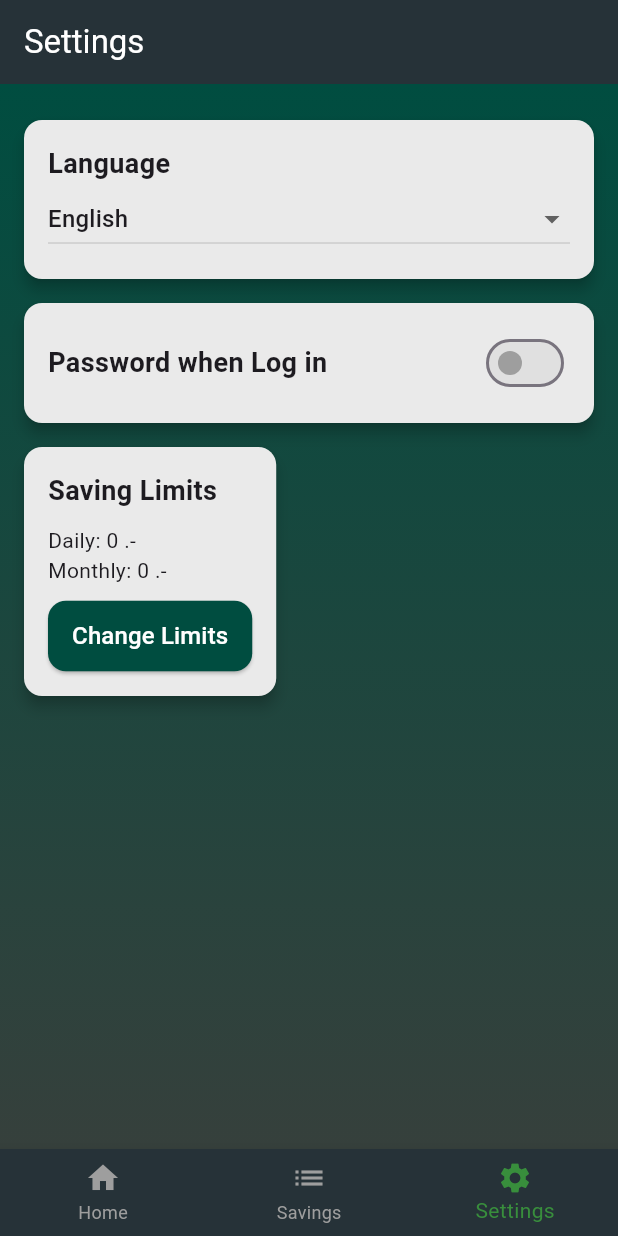
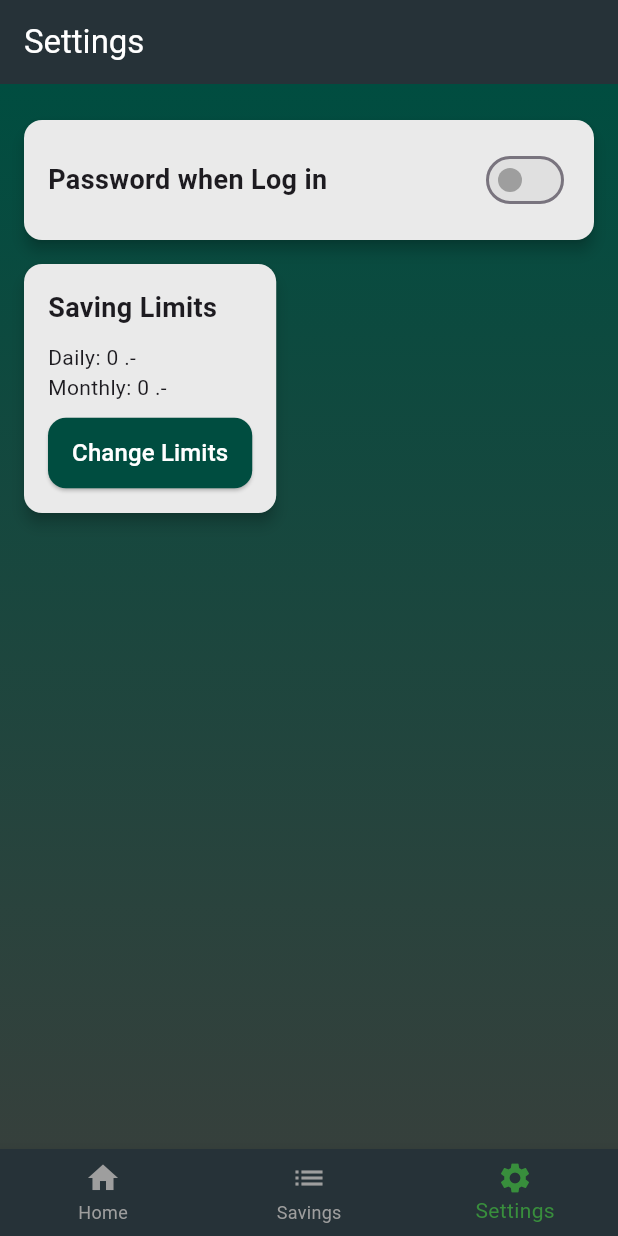
Before and after one commit to ymeichtry/PocketPlan, a Flutter app: the screen it shows after launch, item 3 of the bottom bar chosen, on a phone screen of 412 x 824 dp. Run offline on Flutter 3.47's test engine with Material 3 defaults, Android fonts, the phone set to English and light mode, and no system bars; our stand-ins replace fl_chart, local_auth, shared_preferences, vibration.

Commit message:
deleted select Language section

```diff
--- a/lib/settings_page.dart
+++ b/lib/settings_page.dart
@@ -8,7 +8,6 @@ class SettingsPage extends StatefulWidget {
 }
 
 class _SettingsPageState extends State<SettingsPage> {
-  String _selectedLanguage = "English";
   bool _requirePassword = false;
   String _autoSaveFrequency = "Daily";
   TextEditingController _autoSaveAmountController = TextEditingController(text: "0");
@@ -25,7 +24,6 @@ class _SettingsPageState extends State<SettingsPage> {
   Future<void> _loadSettings() async {
     SharedPreferences prefs = await SharedPreferences.getInstance();
     setState(() {
-      _selectedLanguage = prefs.getString("selectedLanguage") ?? "English";
       _requirePassword = prefs.getBool("requirePassword") ?? false;
       _autoSaveFrequency = prefs.getString("autoSaveFrequency") ?? "Daily";
       _autoSaveAmountController.text = (prefs.getInt("autoSaveAmount") ?? 0).toString();
@@ -36,7 +34,6 @@ class _SettingsPageState extends State<SettingsPage> {
 
   Future<void> _saveSettings() async {
     SharedPreferences prefs = await SharedPreferences.getInstance();
-    await prefs.setString("selectedLanguage", _selectedLanguage);
     await prefs.setBool("requirePassword", _requirePassword);
     await prefs.setString("autoSaveFrequency", _autoSaveFrequency);
     await prefs.setInt("autoSaveAmount", int.tryParse(_autoSaveAmountController.text) ?? 0);
@@ -203,34 +200,6 @@ Widget build(BuildContext context) {
           child: Column(
             crossAxisAlignment: CrossAxisAlignment.start,
             children: [
-              Card(
-                elevation: 4,
-                shape: RoundedRectangleBorder(borderRadius: BorderRadius.circular(12)),
-                margin: const EdgeInsets.symmetric(vertical: 8),
-                color: Color(0xFFEAEAEA),
-                child: Padding(
-                  padding: const EdgeInsets.all(16.0),
-                  child: Column(
-                    crossAxisAlignment: CrossAxisAlignment.start,
-                    children: [
-                      Text("Language", style: TextStyle(fontSize: 18, fontWeight: FontWeight.bold)),
-                      DropdownButton<String>(
-                        value: _selectedLanguage,
-                        isExpanded: true,
-                        onChanged: (newValue) {
-                          setState(() {
-                            _selectedLanguage = newValue!;
-                          });
-                          _saveSettings();
-                        },
-                        items: ["English", "Deutsch", "Français", "Español"]
-                            .map((lang) => DropdownMenuItem(value: lang, child: Text(lang)))
-                            .toList(),
-                      ),
-                    ],
-                  ),
-                ),
-              ),
               // Password Section
               Card(
                 elevation: 4,
```
